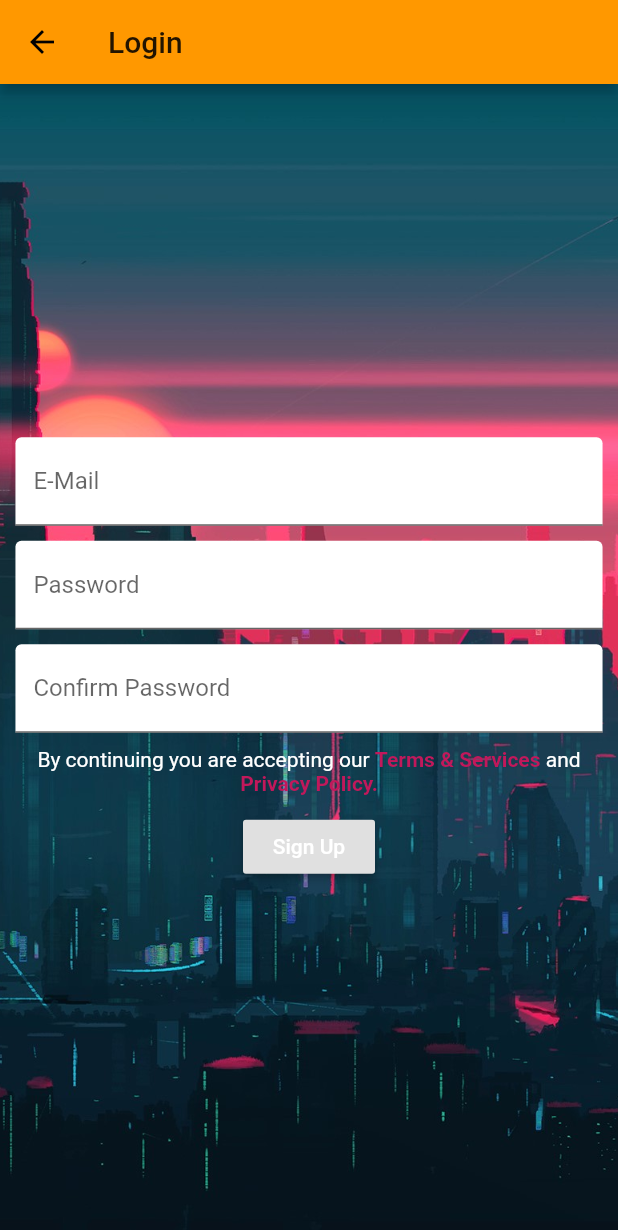
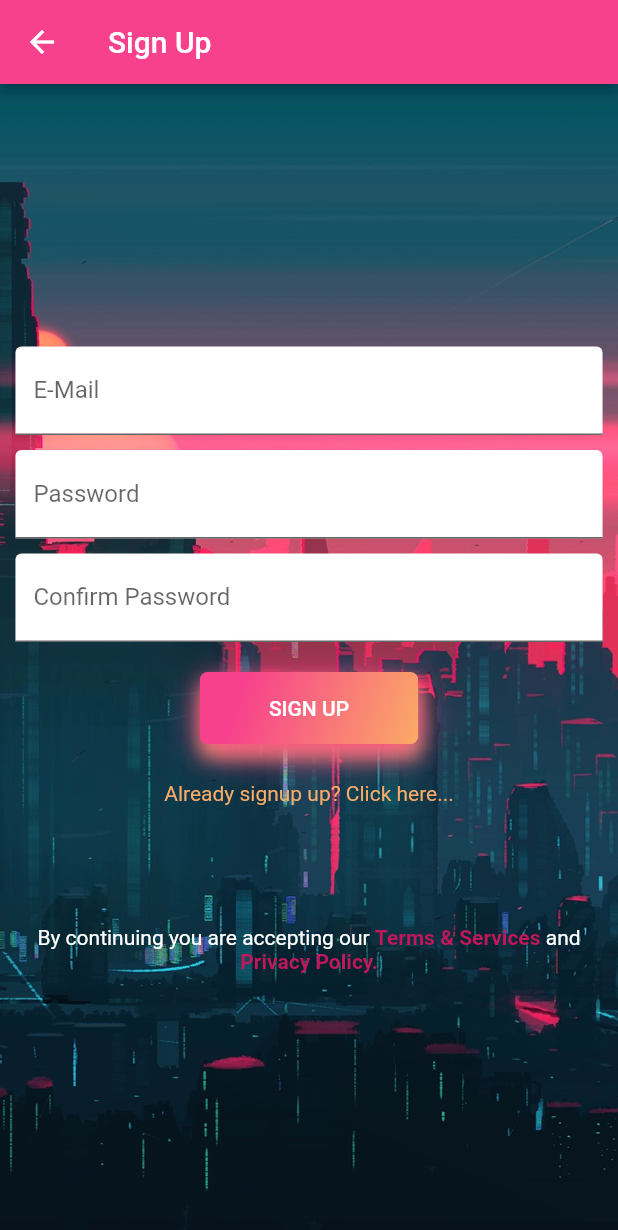
Before and after one commit to Siarc/AwsomeApp, a Flutter app: the screen it shows after launch, after a tap on "Not signed up yet? Click here...", on a phone screen of 412 x 824 dp. Shown: the top 1230 px of the screen. Run offline on Flutter 3.47's test engine with Material 2 defaults, Android fonts, the phone set to English and light mode, and no system bars.

Commit message:
Sign Up Page modified

```diff
--- a/lib/main.dart
+++ b/lib/main.dart
@@ -3,6 +3,7 @@ import 'package:awsome_app/screens/loginPage/index.dart';
 import 'package:awsome_app/screens/signUpPage/index.dart';
 import 'package:awsome_app/screens/splashScreen/index.dart';
 import 'package:awsome_app/screens/locationPage/index.dart';
+
 
 void main() => runApp(MyApp());
 
@@ -20,7 +21,7 @@ class _MyAppState extends State<MyApp> {
     return MaterialApp(
         theme: ThemeData(
             brightness: Brightness.light,
-            primarySwatch: Colors.orange,
+            primarySwatch: Colors.blue,
             accentColor: Colors.pink[700],
             //buttonColor: Colors.pink[700]
             ),
--- a/lib/screens/loginPage/index.dart
+++ b/lib/screens/loginPage/index.dart
@@ -58,21 +58,6 @@ class _LoginPageState extends State<LoginPage> {
     );
   }
 
-  Widget _buildAcceptSwitch() {
-    return SwitchListTile(
-      value: _formData['acceptTerms'],
-      onChanged: (bool value) {
-        setState(() {
-          _formData['acceptTerms'] = value;
-        });
-      },
-      title: Text(
-        'Accept Terms',
-        style: TextStyle(color: Colors.white),
-      ),
-    );
-  }
-
   void _submitForm() {
     if (!_formKey.currentState.validate()) {
       return;
@@ -81,7 +66,7 @@ class _LoginPageState extends State<LoginPage> {
     Navigator.pushReplacementNamed(context, '/locationPage');
   }
 
-  _buildLoginButton() {
+  Widget _buildLoginButton() {
     return Container(
       decoration: new BoxDecoration(
         borderRadius: BorderRadius.all(Radius.circular(5.0)),
@@ -131,6 +116,7 @@ class _LoginPageState extends State<LoginPage> {
     final double targetWidth = deviceWidth > 550.0 ? 500.0 : deviceWidth * 0.95;
     return Scaffold(
       appBar: AppBar(
+        backgroundColor: Theme.Colors.loginGradientEnd,
         title: Text('Login'),
       ),
       body: Container(
@@ -165,11 +151,12 @@ class _LoginPageState extends State<LoginPage> {
                         },
                         child: Text(
                           'Not signed up yet? Click here...',
-                          style: TextStyle(color: Colors.white70),
+                          style: TextStyle(color: Theme.Colors.loginGradientStart),
                         ),
                       ),
                     ),
                     //imports the terms and services dialog
+                    SizedBox(height: 80.0),
                     Terms(),
 
                   ],
--- a/lib/screens/signUpPage/index.dart
+++ b/lib/screens/signUpPage/index.dart
@@ -1,6 +1,7 @@
 import 'package:flutter/material.dart';
 
 import 'package:awsome_app/widgets/uiElements/Terms.dart';
+import 'package:awsome_app/style/theme.dart' as Theme;
 
 class SignUpPage extends StatefulWidget {
   @override
@@ -87,13 +88,58 @@ class _SignUpPageState extends State<SignUpPage> {
     Navigator.pushReplacementNamed(context, '/locationPage');
   }
 
+  Widget _buildSignUpButton() {
+    return Container(
+      decoration: new BoxDecoration(
+        borderRadius: BorderRadius.all(Radius.circular(5.0)),
+        boxShadow: <BoxShadow>[
+          BoxShadow(
+            color: Theme.Colors.loginGradientStart,
+            offset: Offset(1.0, 8.0),
+            blurRadius: 10.0,
+          ),
+          BoxShadow(
+            color: Theme.Colors.loginGradientEnd,
+            offset: Offset(1.0, 6.0),
+            blurRadius: 20.0,
+          ),
+        ],
+        gradient: new LinearGradient(
+            colors: [
+              Theme.Colors.loginGradientEnd,
+              Theme.Colors.loginGradientStart
+            ],
+            begin: const FractionalOffset(0.2, 0.2),
+            end: const FractionalOffset(1.0, 1.0),
+            stops: [0.0, 1.0],
+            tileMode: TileMode.clamp),
+      ),
+      child: MaterialButton(
+        highlightColor: Colors.transparent,
+        splashColor: Theme.Colors.loginGradientEnd,
+        //shape: RoundedRectangleBorder(borderRadius: BorderRadius.all(Radius.circular(5.0))),
+        child: Padding(
+          padding: const EdgeInsets.symmetric(vertical: 10.0, horizontal: 30.0),
+          child: Text(
+            "SIGN UP",
+            style: TextStyle(
+              color: Colors.white,
+            ),
+          ),
+        ),
+        onPressed: () => _submitForm(),
+      ),
+    );
+  }
+
   @override
   Widget build(BuildContext context) {
     final double deviceWidth = MediaQuery.of(context).size.width;
     final double targetWidth = deviceWidth > 550.0 ? 500.0 : deviceWidth * 0.95;
     return Scaffold(
       appBar: AppBar(
-        title: Text('Login'),
+        backgroundColor: Theme.Colors.loginGradientEnd,
+        title: Text('Sign Up'),
       ),
       body: Container(
         decoration: BoxDecoration(
@@ -113,15 +159,25 @@ class _SignUpPageState extends State<SignUpPage> {
                     _buildPasswordTextField(),
                     SizedBox(height: 10.0),
                     _buildConfirmPasswordTextField(),
-                    SizedBox(height: 10.0),
+                    SizedBox(height: 20.0),
+                    //Sign up button
+                    _buildSignUpButton(),
+                    SizedBox(height: 25.0),
+                    Container(
+                      child: GestureDetector(
+                        onTap: () {
+                          Navigator.popUntil(context, ModalRoute.withName('/'));
+                        },
+                        child: Text(
+                          'Already signup up? Click here...',
+                          style:
+                              TextStyle(color: Theme.Colors.loginGradientStart),
+                        ),
+                      ),
+                    ),
+                    SizedBox(height: 80.0),
                     //imports the terms and services dialog
                     Terms(),
-                    SizedBox(height: 10.0),
-                    RaisedButton(
-                      textColor: Colors.white,
-                      child: Text('Sign Up'),
-                      onPressed: () => _submitForm(),
-                    ),
                   ],
                 ),
               ),
```
